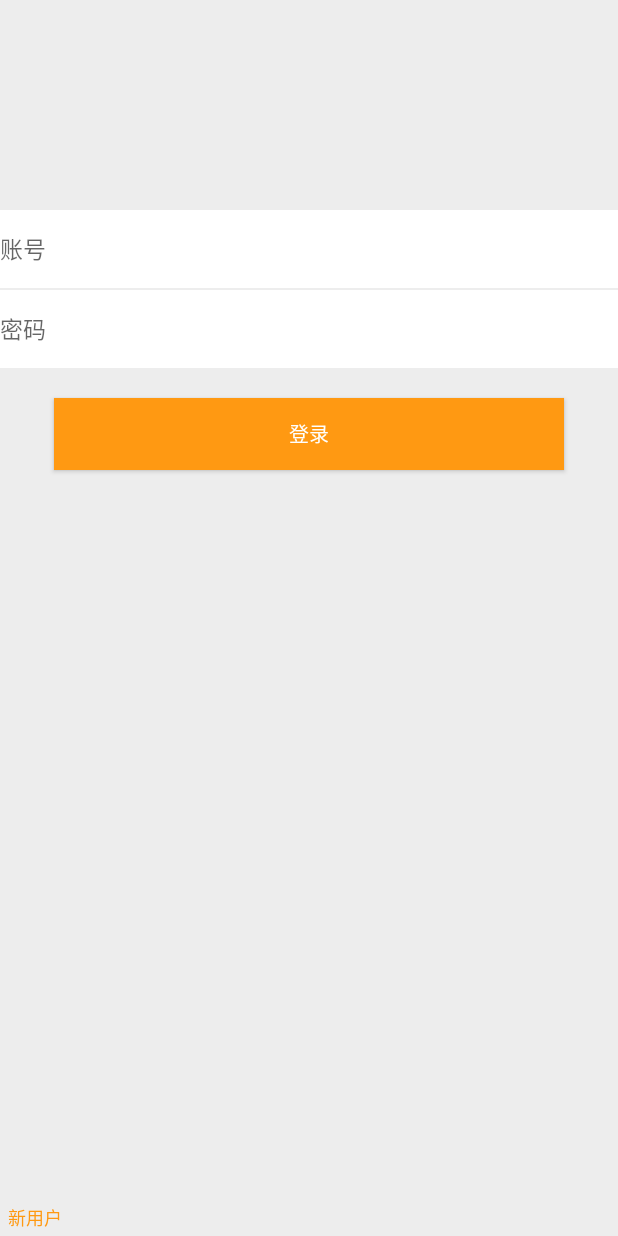
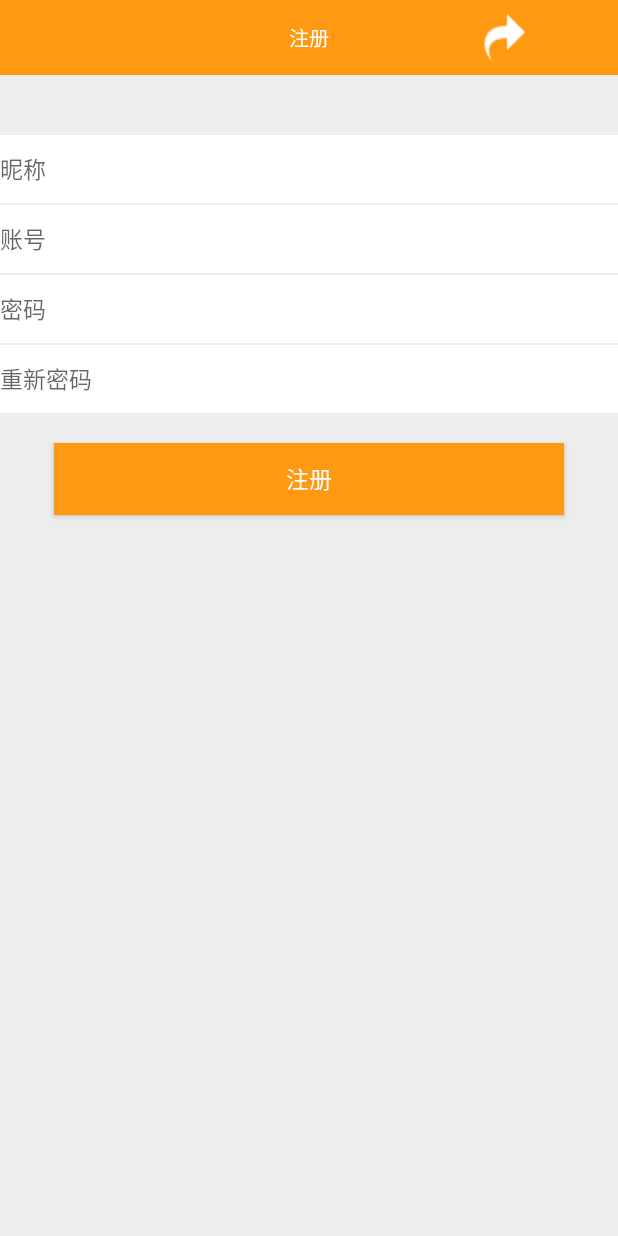
Before and after one commit to Zhang-Zhi-Jie/Self-service-ordering-system, an Android app: the screen it shows after launch (RegisterActivity), after a tap on "新用户", on a phone screen of 412 x 824 dp. Run offline under Robolectric (Android 15) with nearby library versions, the phone set to English and light mode, and no system bars; network calls fail.

```diff
--- a/app/src/main/java/com/example/a13051_000/buffetmealsystem/RegisterActivity.java
+++ b/app/src/main/java/com/example/a13051_000/buffetmealsystem/RegisterActivity.java
@@ -10,6 +10,7 @@ import android.util.Log;
 import android.view.View;
 import android.widget.Button;
 import android.widget.EditText;
+import android.widget.ImageView;
 import android.widget.TextView;
 import android.widget.Toast;
 import com.google.gson.Gson;
@@ -38,7 +39,7 @@ public class RegisterActivity extends BaseActivity {
     private Button rightbutton;
     public static final int SHOW_RESPONSE = 0;
     private Button button1;
-    private TextView textView1;
+    private ImageView imageView;
     private static String sResult = "";
     private ProgressDialog progressDialog;
     private String number;
@@ -69,16 +70,17 @@ public class RegisterActivity extends BaseActivity {
     @Override
     protected void onCreate(Bundle savedInstanceState) {
         super.onCreate(savedInstanceState);
-        setContentView(R.layout.activity_login);
+        setContentView(R.layout.activity_register);
         button1 = (Button) findViewById(R.id.button1);
-        textView1 = (TextView) findViewById(R.id.textView1);
-        textView1.setOnClickListener(new View.OnClickListener() {
+        imageView = (ImageView) findViewById(R.id.imageView);
+        imageView.setOnClickListener(new View.OnClickListener() {
             @Override
             public void onClick(View view) {
                 Intent intent1 = new Intent(RegisterActivity.this, LoginActivity.class);
                 RegisterActivity.this.startActivity(intent1);
             }
         });
+        button1 = (Button) findViewById(R.id.loginbutton1) ;
         button1.setOnClickListener(new View.OnClickListener() {
             @Override
             public void onClick(View view) {
```
